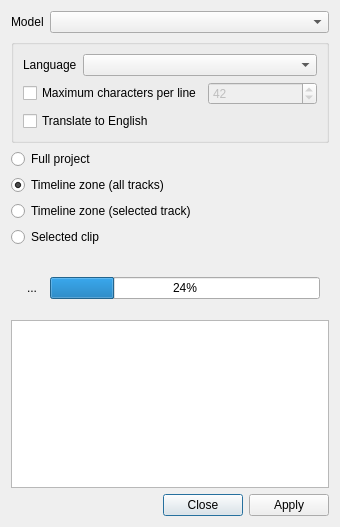
Old version of the form src/ui/speechdialog_ui.ui in the repository KDE/kdenlive.
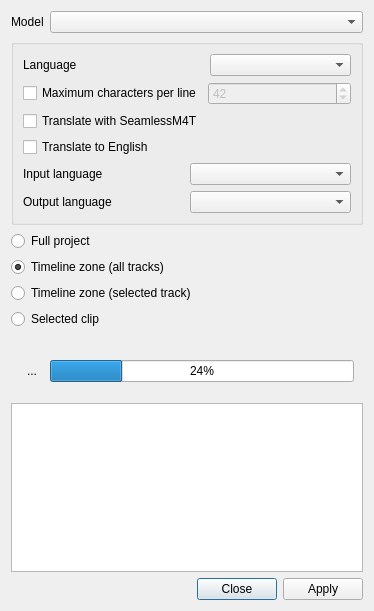
New version of the form. Icons and pictures are not drawn. Custom widgets are drawn as their Qt base class.

Commit message: Initial implementation of subtitles translation using SeamlessM4T engine

```diff
--- a/src/ui/speechdialog_ui.ui
+++ b/src/ui/speechdialog_ui.ui
@@ -10,8 +10,8 @@
    <rect>
     <x>0</x>
     <y>0</y>
-    <width>340</width>
-    <height>527</height>
+    <width>374</width>
+    <height>611</height>
    </rect>
   </property>
   <property name="windowTitle">
@@ -125,13 +125,6 @@
         </property>
        </widget>
       </item>
-      <item row="2" column="0" colspan="2">
-       <widget class="QCheckBox" name="translate_box">
-        <property name="text">
-         <string>Translate to English</string>
-        </property>
-       </widget>
-      </item>
       <item row="0" column="1">
        <widget class="QComboBox" name="speech_language">
         <property name="sizePolicy">
@@ -163,6 +156,48 @@
         </item>
        </layout>
       </item>
+      <item row="2" column="0">
+       <widget class="QCheckBox" name="translate_seamless">
+        <property name="text">
+         <string>Translate with SeamlessM4T</string>
+        </property>
+       </widget>
+      </item>
+      <item row="3" column="0">
+       <widget class="QCheckBox" name="translate_box">
+        <property name="text">
+         <string>Translate to English</string>
+        </property>
+       </widget>
+      </item>
+      <item row="5" column="0" colspan="2">
+       <layout class="QHBoxLayout" name="horizontalLayout_3">
+        <item>
+         <widget class="QLabel" name="seamless_out_label">
+          <property name="text">
+           <string>Output language</string>
+          </property>
+         </widget>
+        </item>
+        <item>
+         <widget class="QComboBox" name="seamless_out"/>
+        </item>
+       </layout>
+      </item>
+      <item row="4" column="0" colspan="2">
+       <layout class="QHBoxLayout" name="horizontalLayout">
+        <item>
+         <widget class="QLabel" name="seamless_in_label">
+          <property name="text">
+           <string>Input language</string>
+          </property>
+         </widget>
+        </item>
+        <item>
+         <widget class="QComboBox" name="seamless_in"/>
+        </item>
+       </layout>
+      </item>
      </layout>
     </widget>
    </item>
```
Left out of the diff: 2 changed lines with no effect on the pictures. The commit also changes 6 other files.
